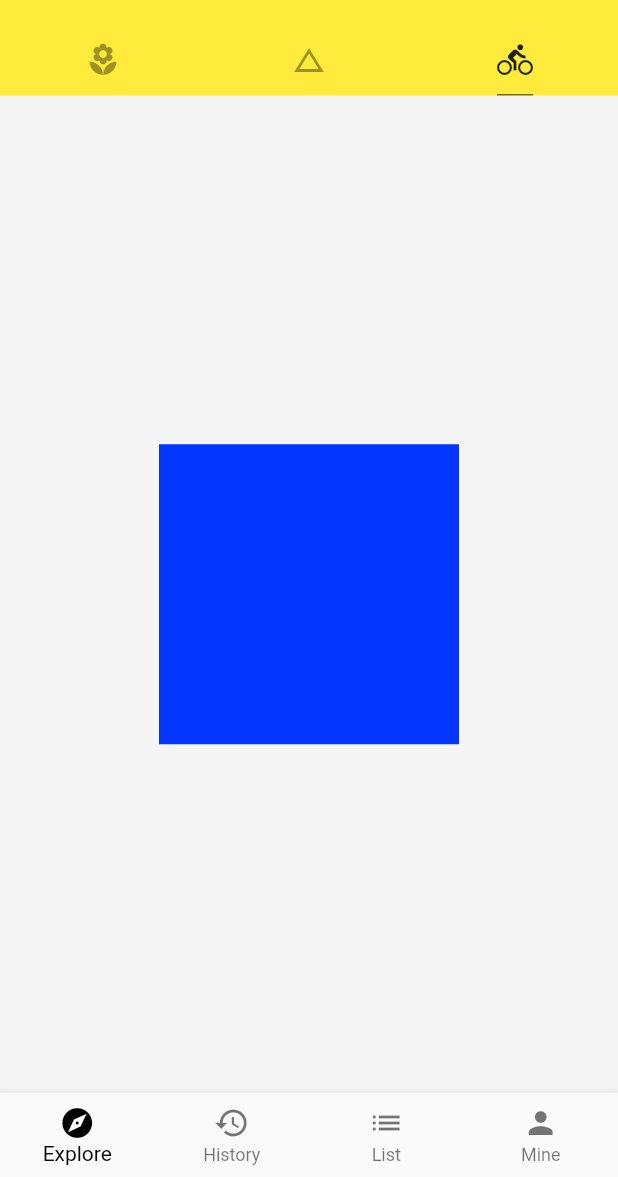
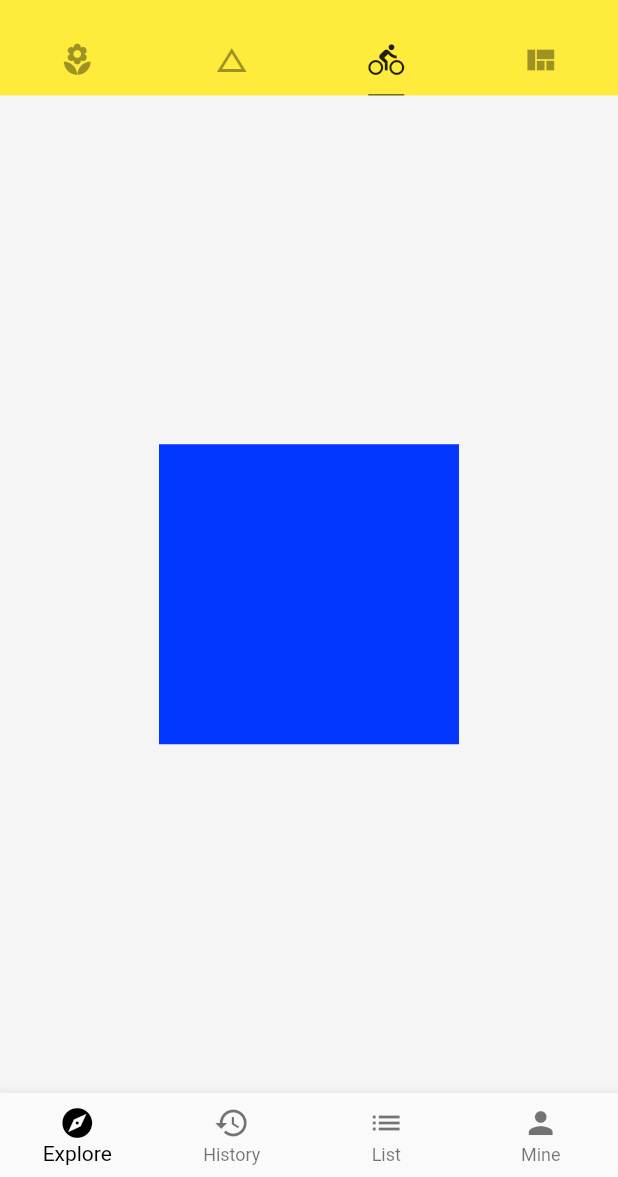
Before and after one commit to HellotalkXJP/HelloFlutter, a Flutter app: the screen it shows after launch, tab 3 chosen, on a phone screen of 412 x 824 dp, the part 59-1236 px from its top. Run offline on Flutter 3.47's test engine with Material 2 defaults, Android fonts, the phone set to English and light mode, and no system bars; network calls fail.

Commit message:
add pagePageView

```diff
--- a/lib/main.dart
+++ b/lib/main.dart
@@ -4,6 +4,7 @@ import './demo/bottom_navigation_bar_demo.dart';
 import './demo/listview_demo.dart';
 import './demo/basic_demo.dart';
 import './demo/layout_demo.dart';
+import './demo/view_demo.dart';
 
 // void main() {
 //   return runApp(App());
@@ -15,7 +16,7 @@ class App extends StatelessWidget {
   @override
   Widget build(BuildContext context) {
     return MaterialApp(
-      debugShowCheckedModeBanner: false,
+      debugShowCheckedModeBanner: false, // 右上角是否显示debug
       home: Home(),
       theme: ThemeData(
         primarySwatch: Colors.yellow,
@@ -30,7 +31,7 @@ class Home extends StatelessWidget {
   @override
     Widget build(BuildContext context){
       return DefaultTabController(
-        length: 3,
+        length: 4,
         child: Scaffold(
           backgroundColor: Colors.grey[100],
           appBar: AppBar(
@@ -57,6 +58,7 @@ class Home extends StatelessWidget {
                 Tab(icon: Icon(Icons.local_florist),),
                 Tab(icon: Icon(Icons.change_history),),
                 Tab(icon: Icon(Icons.directions_bike),),
+                Tab(icon: Icon(Icons.view_quilt),),
               ],
             ),
           ),
@@ -68,6 +70,8 @@ class Home extends StatelessWidget {
               BasicDemo(),
               // Icon(Icons.directions_bike, size: 128.0, color: Colors.black12,),
               LayoutDemo(),
+
+              ViewDemo(),
             ],
           ),
           drawer: DrawerDemo(),
```
Also changed, not shown: lib/demo/view_demo.dart (added, +35 -0 lines).
